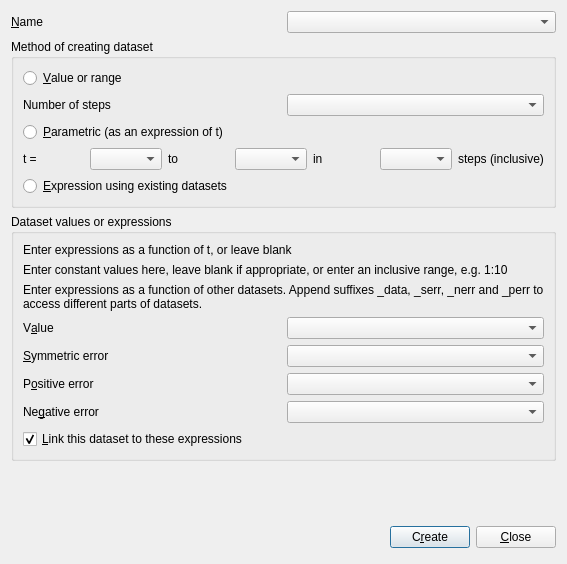
This is dialogs/datacreate.ui in veusz/veusz as Qt 5 draws it before an edit. The edited form follows.
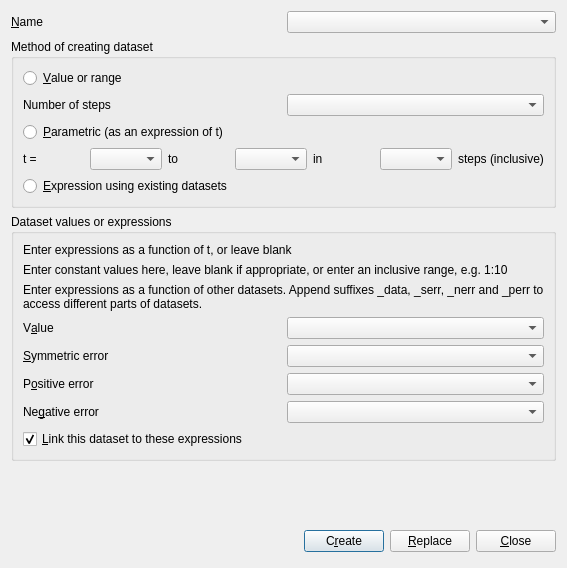
This is the edited form. Custom widgets are drawn as their Qt base class.

```diff
--- a/dialogs/datacreate.ui
+++ b/dialogs/datacreate.ui
@@ -6,7 +6,7 @@
     <x>0</x>
     <y>0</y>
     <width>567</width>
-    <height>564</height>
+    <height>568</height>
    </rect>
   </property>
   <property name="windowTitle" >
@@ -282,6 +282,13 @@
        </property>
       </widget>
      </item>
+     <item>
+      <widget class="QPushButton" name="replacebutton" >
+       <property name="text" >
+        <string>&amp;Replace</string>
+       </property>
+      </widget>
+     </item>
      <item>
       <widget class="QPushButton" name="closebutton" >
        <property name="text" >
```
